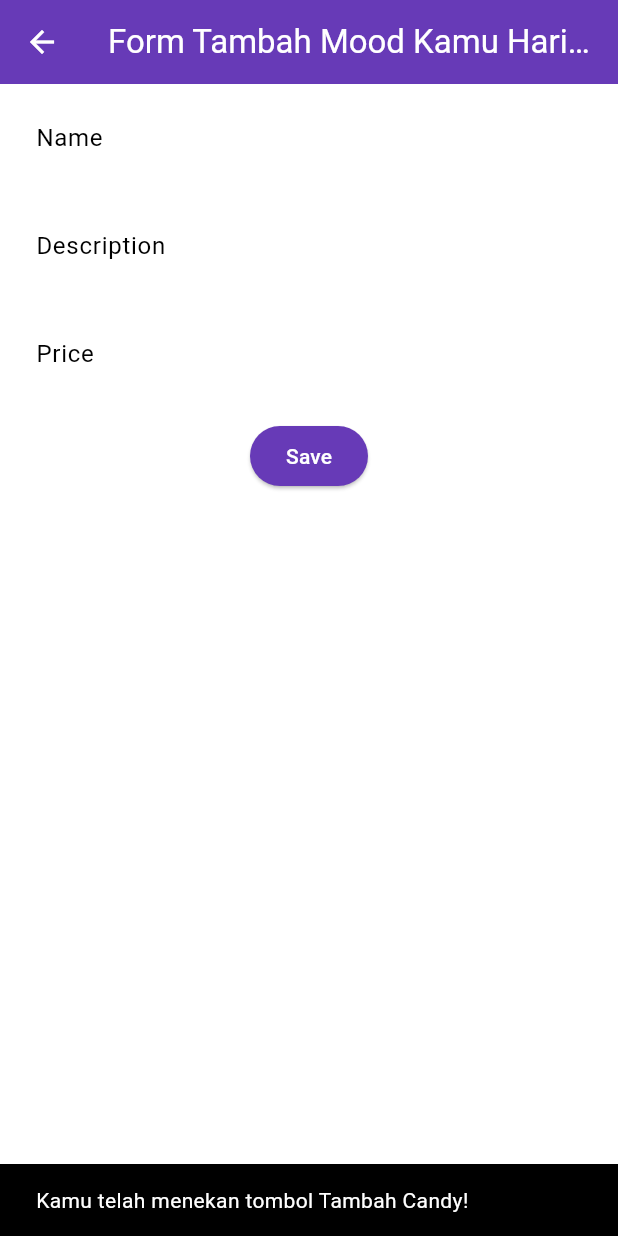
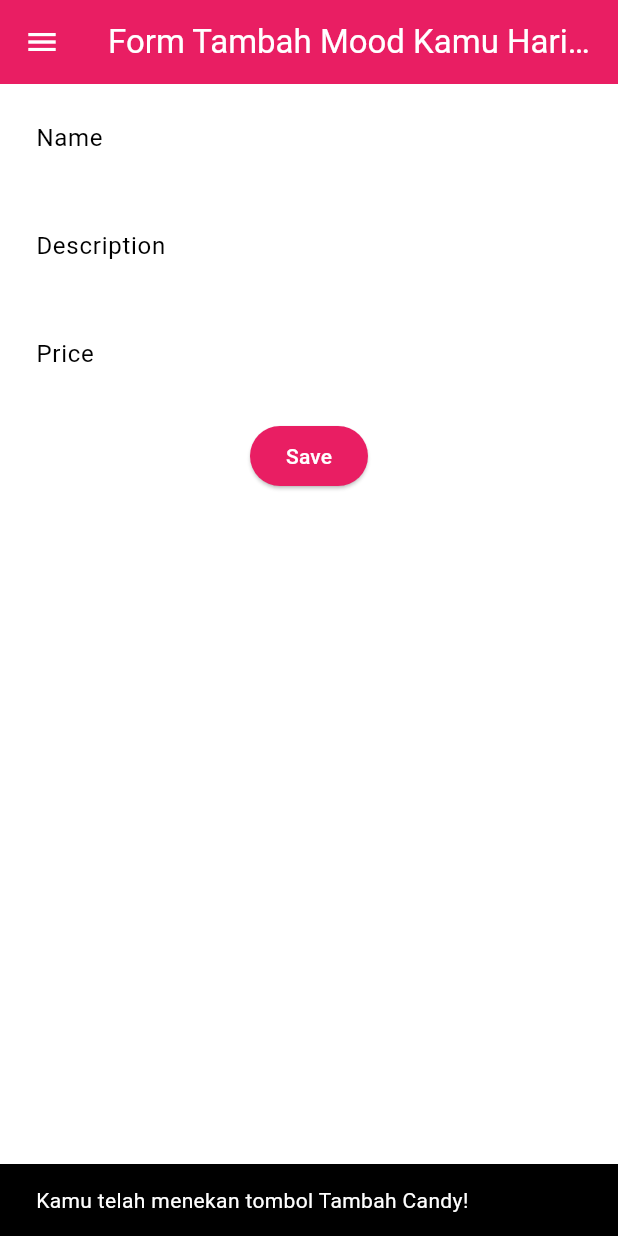
Before and after one commit to rosannevalerie/e-commerce-mobile, a Flutter app: the screen it shows after launch, after a tap on "Tambah Candy", on a phone screen of 412 x 824 dp. Run offline on Flutter 3.47's test engine with Material 3 defaults, Android fonts, the phone set to English and light mode, and no system bars.

Commit message:
tugas 8 selesai

```diff
--- a/lib/main.dart
+++ b/lib/main.dart
@@ -14,24 +14,9 @@ class MyApp extends StatelessWidget {
     return MaterialApp(
       title: 'Flutter Demo',
       theme: ThemeData(
-        // This is the theme of your application.
-        //
-        // TRY THIS: Try running your application with "flutter run". You'll see
-        // the application has a purple toolbar. Then, without quitting the app,
-        // try changing the seedColor in the colorScheme below to Colors.green
-        // and then invoke "hot reload" (save your changes or press the "hot
-        // reload" button in a Flutter-supported IDE, or press "r" if you used
-        // the command line to start the app).
-        //
-        // Notice that the counter didn't reset back to zero; the application
-        // state is not lost during the reload. To reset the state, use hot
-        // restart instead.
-        //
-        // This works for code too, not just values: Most code changes can be
-        // tested with just a hot reload.
         colorScheme: ColorScheme.fromSwatch(
-              primarySwatch: Colors.deepPurple,
-        ).copyWith(secondary: Colors.deepPurple[400]),
+              primarySwatch: Colors.pink,
+        ).copyWith(secondary: Colors.pink[400]),
         useMaterial3: true,
       ),
       home: MyHomePage(),
--- a/lib/screens/candyentry_form.dart
+++ b/lib/screens/candyentry_form.dart
@@ -26,6 +26,7 @@ class _CandyEntryFormPageState extends State<CandyEntryFormPage> {
         backgroundColor: Theme.of(context).colorScheme.primary,
         foregroundColor: Colors.white,
       ),
+      drawer: const LeftDrawer(),
       body: Form(
         key: _formKey,
         child: SingleChildScrollView(
```
Also changed, not shown: 1 other file.
